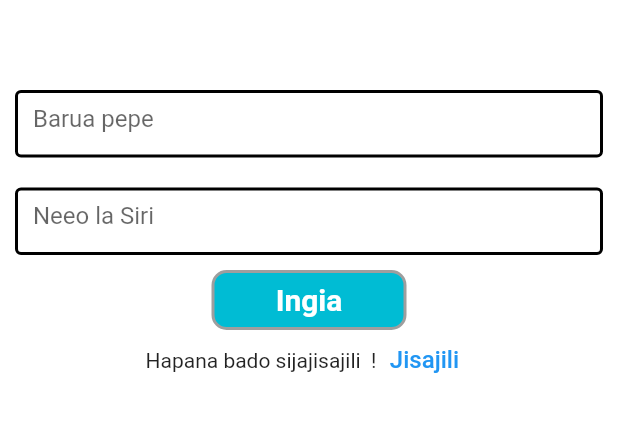
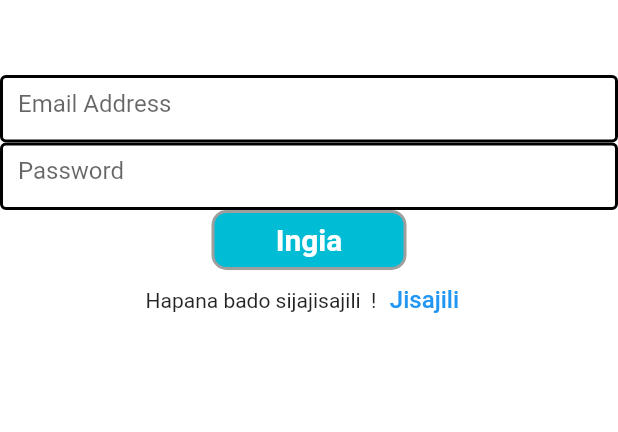
Before and after one commit to zuberypima/GulioApp, a Flutter app: the screen it shows after launch, on a phone screen of 412 x 824 dp, the part 543-975 px from its top. Run offline on Flutter 3.47's test engine with Material 2 defaults, Android fonts, the phone set to English and light mode, and no system bars; our stand-ins replace cloud_firestore, firebase_auth, firebase_core, image_picker; accounts and stored records are empty.

Commit message:
update of farmer soko cold Gulio app

```diff
--- a/lib/screens/authscreens/autfunctions.dart
+++ b/lib/screens/authscreens/autfunctions.dart
@@ -11,6 +11,25 @@ class AuthFunction{
 
   // Check the user is logged in
 
+  // usre login
+   Future<void> login(BuildContext context, String email ,password) async {
+    try {
+
+      await auth.signInWithEmailAndPassword(
+        email: email,
+        password: password,
+      );
+    } on FirebaseAuthException catch (e) {
+      // _errorMessage = e.message!;
+      // _loading = false;
+      // notifyListeners();
+      print(e);
+      ScaffoldMessenger.of(context).showSnackBar(
+        SnackBar(content: Text('Hello check your detail')),
+      );
+    }
+  }
+  // User sign up first time;
   signUp(
    String
     firstName,
@@ -18,6 +37,7 @@ class AuthFunction{
     phonenumber,
     email,
    password,
+   userlocation,
   ) async {
     try {
       UserCredential userCredential = await FirebaseAuth.instance
@@ -29,6 +49,7 @@ class AuthFunction{
         phonenumber,
         email,
         'Mkulima',
+        userlocation
       );
     } on FirebaseAuthException catch (e) {
       if (e.code == 'weak-password') {
@@ -46,7 +67,7 @@ class AuthFunction{
     String _lastName,
     _email,
     _phonenumber,
-    _userrole
+    _userrole,userlocation
   ) async {
     User? userAuth = auth.currentUser;
     if (userAuth != null) {
@@ -55,10 +76,7 @@ class AuthFunction{
         "email": _email,
         "phone": _phonenumber,
         "userrole": _userrole,
-        "address": {
-          "District": '',
-          "Region": '',
-        },
+       "location":userlocation,
         'Crops':'Mazao 1'
       });
     }
--- a/lib/screens/authscreens/farmerregister.dart
+++ b/lib/screens/authscreens/farmerregister.dart
@@ -233,7 +233,7 @@ class FarmerRegPage extends StatelessWidget {
                 },
                 child: InkWell(
                   onTap: () async{
-                    await AuthFunction().signUp(_firstName,_lastName,_phonenumber,_email,_password);
+                    await AuthFunction().signUp(_firstName,_lastName,_phonenumber,_email,_password,'Tanzaia');
                     Navigator.pushReplacement(context, MaterialPageRoute(builder: (context)=>SelecteCropPage()));
                   },
                   child: Container(
--- a/lib/screens/authscreens/loginpage.dart
+++ b/lib/screens/authscreens/loginpage.dart
@@ -1,15 +1,22 @@
-
 import 'package:flutter/material.dart';
 import 'package:gulio/screens/authscreens/accounttypepage.dart';
+import 'package:gulio/screens/authscreens/autfunctions.dart';
 import 'package:gulio/screens/homepage.dart';
 import 'package:gulio/utilities/constantscolors.dart';
 import 'package:gulio/widgets/formfildone.dart';
 
-class LoginPage extends StatelessWidget {
+class LoginPage extends StatefulWidget {
   const LoginPage({Key? key}) : super(key: key);
 
   @override
+  State<LoginPage> createState() => _LoginPageState();
+}
+
+class _LoginPageState extends State<LoginPage> {
+  @override
   Widget build(BuildContext context) {
+    String email = '';
+    String password = '';
     return Scaffold(
       // backgroundColor: ConstantsColors().mainColor(),
       backgroundColor: Colors.white,
@@ -20,7 +27,7 @@ class LoginPage extends StatelessWidget {
             child: Container(
               width: 100,
               decoration: BoxDecoration(
-                  border: Border.all(color: Colors.grey,width: 4),
+                  border: Border.all(color: Colors.grey, width: 4),
                   borderRadius: BorderRadius.circular(100)),
               child: const Padding(
                 padding: EdgeInsets.all(8.0),
@@ -30,22 +37,62 @@ class LoginPage extends StatelessWidget {
               ),
             ),
           ),
-          Padding(
-            padding: const EdgeInsets.all(10),
-            child: FormFieldOne(
-              hintText: 'Barua pepe',
+          // Padding(
+          //   padding: const EdgeInsets.all(10),
+          //   child: FormFieldOne(
+          //     hintText: 'Barua pepe',
+          //     textContoler: email,
+          //   ),
+          // ),
+          Container(
+            height: 45,
+            color: Colors.white,
+            child: TextFormField(
+              // controller: widget.textContoler,
+              onChanged: (value) {
+                setState(() {
+                  email = value;
+                });
+              },
+              decoration: InputDecoration(
+                  enabledBorder:
+                      OutlineInputBorder(borderSide: BorderSide(width: 2)),
+                  focusedBorder:
+                      OutlineInputBorder(borderSide: BorderSide(width: 2)),
+                  hintText: 'Email Address'),
             ),
           ),
-          Padding(
-            padding: const EdgeInsets.all(10),
-            child: FormFieldOne(
-              hintText: 'Neeo la Siri',
+                Container(
+            height: 45,
+            color: Colors.white,
+            child: TextFormField(
+              obscureText: true,
+              // controller: widget.textContoler,
+              onChanged: (value) {
+                setState(() {
+                  password = value;
+                });
+              },
+              decoration: InputDecoration(
+                  enabledBorder:
+                      OutlineInputBorder(borderSide: BorderSide(width: 2)),
+                  focusedBorder:
+                      OutlineInputBorder(borderSide: BorderSide(width: 2)),
+                  hintText: 'Password'),
             ),
           ),
+          // Padding(
+          //   padding: const EdgeInsets.all(10),
+          //   child: FormFieldOne(
+          //     hintText: 'Neeo la Siri',
+          //     textContoler: password,
+          //   ),
+          // ),
           Center(
               child: InkWell(
             onTap: () {
-                  Navigator.of(context).push(MaterialPageRoute(builder: (context)=>HomePage()));
+              AuthFunction().login(context, email, password);
+              // Navigator.of(context).push(MaterialPageRoute(builder: (context)=>HomePage()));
             },
             child: Container(
               width: 130,
@@ -74,7 +121,8 @@ class LoginPage extends StatelessWidget {
                 const Text("Hapana bado sijajisajili  !"),
                 TextButton(
                     onPressed: (() {
-                      Navigator.of(context).push(MaterialPageRoute(builder: (context)=>SelectAccountType()));
+                      Navigator.of(context).push(MaterialPageRoute(
+                          builder: (context) => SelectAccountType()));
                     }),
                     child: const Text(
                       'Jisajili',
@@ -83,7 +131,6 @@ class LoginPage extends StatelessWidget {
               ],
             ),
           ),
-
         ],
       ),
     );
```
Also changed, not shown: lib/screens/postScreen.dart (+4 -3 lines), lib/widgets/formfildone.dart (+15 -3 lines). Lines whose indentation alone changed are shown as unchanged.
